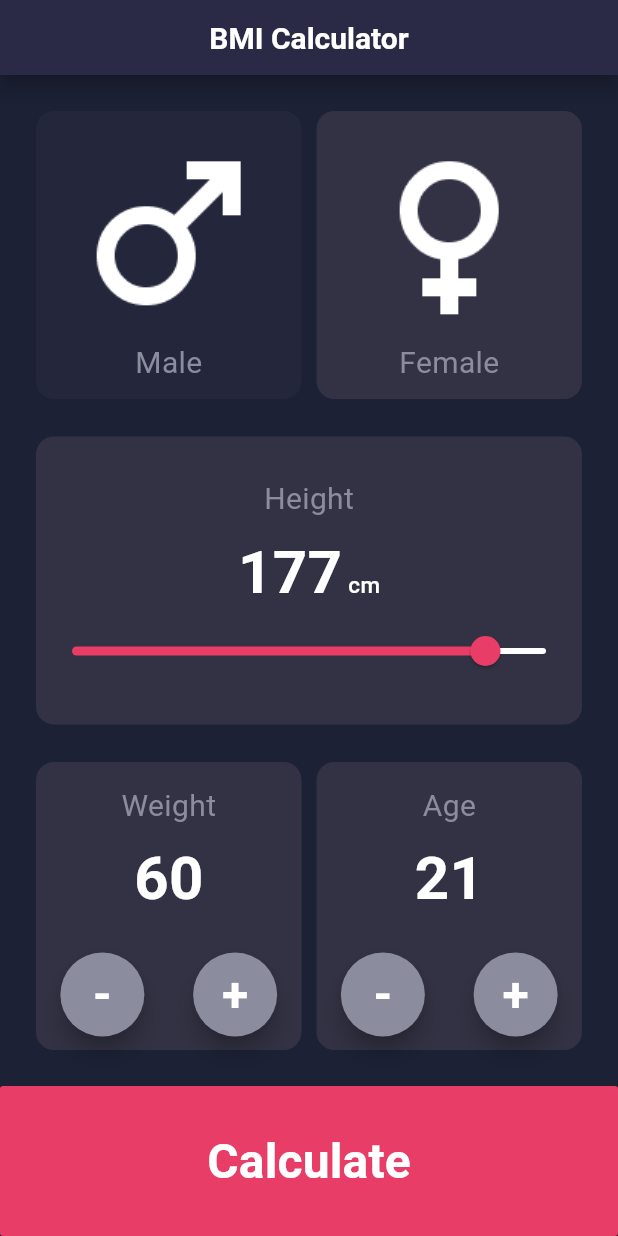
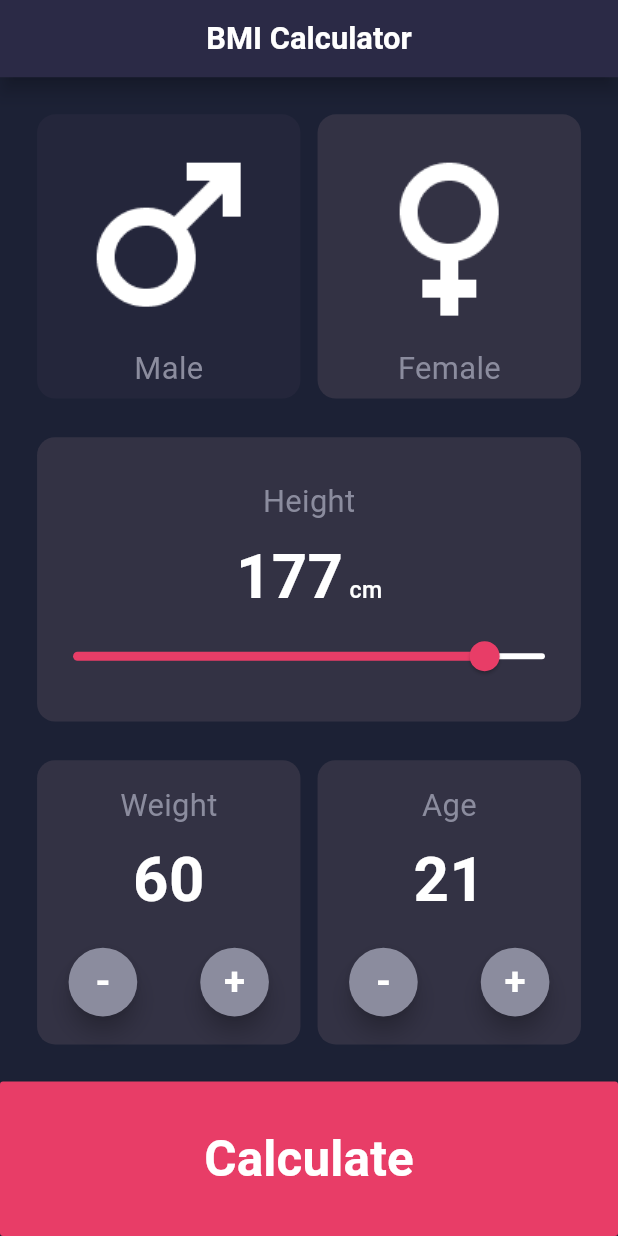
Before and after one commit to Yusuf-Harby/BMI-Calculator, a Flutter app: the screen it shows after launch, on a phone screen of 412 x 824 dp. Run offline on Flutter 3.47's test engine with Material 3 defaults, Android fonts, the phone set to English and light mode, and no system bars; our stand-ins replace flutter_screenutil.

Commit message:
feat(responsive-ui): changing the fixed sizes to be responsive

```diff
--- a/lib/main.dart
+++ b/lib/main.dart
@@ -1,5 +1,6 @@
 import 'package:bmi/screens/result_screen.dart';
 import 'package:flutter/material.dart';
+import 'package:flutter_screenutil/flutter_screenutil.dart';
 import 'screens/home_screen.dart';
 
 void main() {
@@ -11,13 +12,18 @@ class BMI extends StatelessWidget {
 
   @override
   Widget build(BuildContext context) {
-    return MaterialApp(
-      debugShowCheckedModeBanner: false,
-      initialRoute: 'Home Screen',
-      routes: {
-        'Home Screen': (context) => HomeScreen(),
-        'Result Screen': (context) => ResultScreen(),
-      },
+    return ScreenUtilInit(
+      designSize: const Size(360, 800),
+      minTextAdapt: true,
+      splitScreenMode: true,
+      child: MaterialApp(
+        debugShowCheckedModeBanner: false,
+        initialRoute: HomeScreen.pageRoute,
+        routes: {
+          HomeScreen.pageRoute: (_) => HomeScreen(),
+          ResultScreen.pageRoute: (_) => ResultScreen(),
+        },
+      ),
     );
   }
 }
--- a/lib/screens/home_screen.dart
+++ b/lib/screens/home_screen.dart
@@ -1,6 +1,6 @@
-
 import 'package:bmi/core/utils/bmi_calculator.dart';
 import 'package:flutter/material.dart';
+import 'package:flutter_screenutil/flutter_screenutil.dart';
 
 import '../core/constants/app_colors.dart';
 import '../widgets/custom_appbar_widget.dart';
@@ -10,7 +10,7 @@ import '../widgets/custom_material_button_widget.dart';
 
 class HomeScreen extends StatefulWidget {
   const HomeScreen({super.key});
-
+  static const String pageRoute = 'Home Screen';
   @override
   State<HomeScreen> createState() => _HomeScreenState();
 }
@@ -27,13 +27,13 @@ class _HomeScreenState extends State<HomeScreen> {
       backgroundColor: AppColor.primary,
       appBar: CustomAppBar(),
       body: Padding(
-        padding: const EdgeInsets.all(24),
+        padding: EdgeInsets.all(24.r),
         child: Column(
-          spacing: 25,
+          spacing: 25.h,
           children: [
             Expanded(
               child: Row(
-                spacing: 10,
+                spacing: 10.w,
                 children: [
                   CustomGenderWidget(
                     onTap: () {
@@ -64,22 +64,22 @@ class _HomeScreenState extends State<HomeScreen> {
                 ),
                 child: Column(
                   children: [
-                    SizedBox(height: 27),
+                    SizedBox(height: 27.h),
                     Text(
                       'Height',
                       style: TextStyle(
                         color: AppColor.gray,
-                        fontSize: 20,
+                        fontSize: 20.sp,
                         fontWeight: FontWeight.w400,
                       ),
                     ),
-                    SizedBox(height: 6),
+                    SizedBox(height: 6.h),
                     Text.rich(
                       TextSpan(
                         text: height.toString(),
                         style: TextStyle(
                           color: AppColor.white,
-                          fontSize: 40,
+                          fontSize: 40.sp,
                           fontWeight: FontWeight.bold,
                         ),
                         children: [
@@ -87,7 +87,7 @@ class _HomeScreenState extends State<HomeScreen> {
                             text: ' cm',
                             style: TextStyle(
                               color: AppColor.white,
-                              fontSize: 15,
+                              fontSize: 15.sp,
                               fontWeight: FontWeight.w500,
                             ),
                           ),
@@ -111,7 +111,7 @@ class _HomeScreenState extends State<HomeScreen> {
             ),
             Expanded(
               child: Row(
-                spacing: 10,
+                spacing: 10.w,
                 children: [
                   CustomCounterWidget(
                     text: 'Weight',
--- a/lib/screens/result_screen.dart
+++ b/lib/screens/result_screen.dart
@@ -2,31 +2,31 @@ import 'package:bmi/core/constants/app_colors.dart';
 import 'package:bmi/widgets/custom_appbar_widget.dart';
 import 'package:bmi/core/utils/bmi_calculator.dart';
 import 'package:flutter/material.dart';
+import 'package:flutter_screenutil/flutter_screenutil.dart';
 
 import '../widgets/custom_material_button_widget.dart';
 
 class ResultScreen extends StatelessWidget {
   const ResultScreen({super.key});
-
+  static const String pageRoute = 'Result Screen';
   @override
   Widget build(BuildContext context) {
     final args = ModalRoute.of(context)!.settings.arguments as BmiCalculator;
-
 
     return Scaffold(
       appBar: CustomAppBar(),
       backgroundColor: AppColor.primary,
       body: Padding(
-        padding: const EdgeInsets.all(24),
+        padding: EdgeInsets.all(24.r),
         child: Column(
           crossAxisAlignment: CrossAxisAlignment.start,
-          spacing: 25,
+          spacing: 25.h,
           children: [
             Text(
               'Your Result',
               style: TextStyle(
                 color: AppColor.white,
-                fontSize: 40,
+                fontSize: 40.sp,
                 fontWeight: FontWeight.bold,
               ),
             ),
@@ -35,34 +35,34 @@ class ResultScreen extends StatelessWidget {
                 width: double.infinity,
                 decoration: BoxDecoration(
                   color: AppColor.unselected,
-                  borderRadius: BorderRadius.circular(12),
+                  borderRadius: BorderRadius.circular(12.r),
                 ),
                 child: Column(
                   children: [
-                    SizedBox(height: 58),
+                    SizedBox(height: 58.h),
                     Text(
                       args.getState(),
                       style: TextStyle(
                         color: args.getColor(),
-                        fontSize: 20,
+                        fontSize: 20.sp,
                         fontWeight: FontWeight.bold,
                       ),
                     ),
-                    SizedBox(height: 33),
+                    SizedBox(height: 33.h),
                     Text(
                       args.calculateBmi().toStringAsFixed(2),
                       style: TextStyle(
                         color: AppColor.white,
-                        fontSize: 64,
+                        fontSize: 64.sp,
                         fontWeight: FontWeight.bold,
                       ),
                     ),
-                    SizedBox(height: 60),
+                    SizedBox(height: 60.h),
                     Text(
                       args.getDesc(),
                       style: TextStyle(
                         color: AppColor.gray,
-                        fontSize: 16,
+                        fontSize: 16.sp,
                         fontWeight: FontWeight.w500,
                       ),
                       textAlign: TextAlign.center,
--- a/lib/widgets/custom_appbar_widget.dart
+++ b/lib/widgets/custom_appbar_widget.dart
@@ -1,8 +1,9 @@
 import 'package:flutter/material.dart';
+import 'package:flutter_screenutil/flutter_screenutil.dart';
 
 import '../core/constants/app_colors.dart';
 
-class CustomAppBar extends StatelessWidget implements PreferredSizeWidget{
+class CustomAppBar extends StatelessWidget implements PreferredSizeWidget {
   const CustomAppBar({super.key});
 
   @override
@@ -12,17 +13,18 @@ class CustomAppBar extends StatelessWidget implements PreferredSizeWidget{
         'BMI Calculator',
         style: TextStyle(
           color: AppColor.white,
-          fontSize: 20,
+          fontSize: 20.sp,
           fontWeight: FontWeight.w600,
         ),
       ),
       shadowColor: AppColor.black,
-      elevation: 5,
+      elevation: 5.h,
       centerTitle: true,
       backgroundColor: AppColor.selected,
+      automaticallyImplyLeading: false,
     );
   }
 
   @override
-  Size get preferredSize => Size(double.infinity, 50);
+  Size get preferredSize => Size(double.infinity, 50.h);
 }
--- a/lib/widgets/custom_counter_widget.dart
+++ b/lib/widgets/custom_counter_widget.dart
@@ -1,7 +1,7 @@
 import 'package:flutter/material.dart';
+import 'package:flutter_screenutil/flutter_screenutil.dart';
 
 import '../core/constants/app_colors.dart';
-
 
 class CustomCounterWidget extends StatelessWidget {
   const CustomCounterWidget({
@@ -25,29 +25,32 @@ class CustomCounterWidget extends StatelessWidget {
         ),
         child: Column(
           children: [
-            SizedBox(height: 15),
+            SizedBox(height: 15.h),
             Text(
               text,
               style: TextStyle(
                 color: AppColor.gray,
-                fontSize: 20,
+                fontSize: 20.sp,
                 fontWeight: FontWeight.w400,
               ),
             ),
-            SizedBox(height: 5),
+            SizedBox(height: 5.h),
             Text(
               value.toString(),
               style: TextStyle(
                 color: AppColor.white,
-                fontSize: 40,
+                fontSize: 40.sp,
                 fontWeight: FontWeight.bold,
               ),
             ),
-            SizedBox(height: 21),
+            SizedBox(height: 16.h),
             Row(
               mainAxisAlignment: MainAxisAlignment.spaceAround,
               children: [
-                FloatingActionButton(
+                SizedBox(
+                  width: 40.w,
+                  height: 40.w,
+                  child: FloatingActionButton(
                     onPressed: onTapMinus,
                     backgroundColor: AppColor.gray,
                     shape: CircleBorder(),
@@ -55,12 +58,16 @@ class CustomCounterWidget extends StatelessWidget {
                       '-',
                       style: TextStyle(
                         color: AppColor.white,
-                      fontSize: 32,
+                        fontSize: 25.sp,
                         fontWeight: FontWeight.w600,
                       ),
                     ),
                   ),
-                FloatingActionButton(
+                ),
+                SizedBox(
+                  width: 40.w,
+                  height: 40.w,
+                  child: FloatingActionButton(
                     onPressed: onTapPlus,
                     backgroundColor: AppColor.gray,
                     shape: CircleBorder(),
@@ -68,8 +75,9 @@ class CustomCounterWidget extends StatelessWidget {
                       '+',
                       style: TextStyle(
                         color: AppColor.white,
-                      fontSize: 32,
+                        fontSize: 25.sp,
                         fontWeight: FontWeight.w600,
+                      ),
                     ),
                   ),
                 ),
--- a/lib/widgets/custom_gender_widget.dart
+++ b/lib/widgets/custom_gender_widget.dart
@@ -1,4 +1,5 @@
 import 'package:flutter/material.dart';
+import 'package:flutter_screenutil/flutter_screenutil.dart';
 
 import '../core/constants/app_colors.dart';
 
@@ -22,17 +23,17 @@ class CustomGenderWidget extends StatelessWidget {
         child: Container(
           decoration: BoxDecoration(
             color: color,
-            borderRadius: BorderRadius.circular(12),
+            borderRadius: BorderRadius.circular(12.r),
           ),
           child: Column(
             mainAxisAlignment: MainAxisAlignment.center,
             children: [
-              Image.asset(icon, width: 144, height: 144),
+              Image.asset(icon, width: 144.w, height: 144.h),
               Text(
                 text,
                 style: TextStyle(
                   color: AppColor.gray,
-                  fontSize: 20,
+                  fontSize: 20.sp,
                   fontWeight: FontWeight.w400,
                 ),
               ),
--- a/lib/widgets/custom_material_button_widget.dart
+++ b/lib/widgets/custom_material_button_widget.dart
@@ -1,7 +1,7 @@
 import 'package:flutter/material.dart';
+import 'package:flutter_screenutil/flutter_screenutil.dart';
 
 import '../core/constants/app_colors.dart';
-
 
 class CustomMaterialButtonWidget extends StatelessWidget {
   const CustomMaterialButtonWidget({
@@ -17,12 +17,12 @@ class CustomMaterialButtonWidget extends StatelessWidget {
       onPressed: onTap,
       color: AppColor.secondary,
       minWidth: double.infinity,
-      height: 100,
+      height: 100.h,
       child: Text(
         text,
         style: TextStyle(
           color: AppColor.white,
-          fontSize: 32,
+          fontSize: 32.sp,
           fontWeight: FontWeight.w600,
         ),
       ),
--- a/pubspec.yaml
+++ b/pubspec.yaml
@@ -34,6 +34,7 @@ dependencies:
   # The following adds the Cupertino Icons font to your application.
   # Use with the CupertinoIcons class for iOS style icons.
   cupertino_icons: ^1.0.8
+  flutter_screenutil: ^5.9.3
 
 dev_dependencies:
   flutter_test:
```
Also changed, not shown: pubspec.lock. Lines whose indentation alone changed are shown as unchanged.
